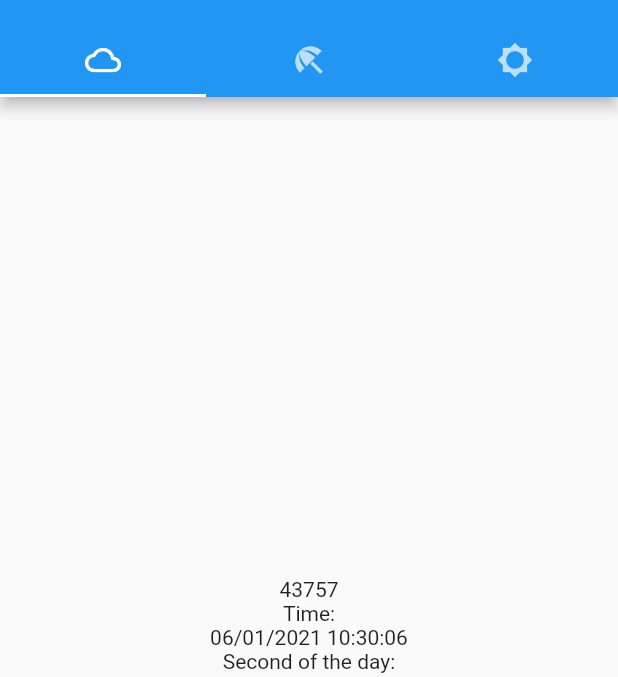
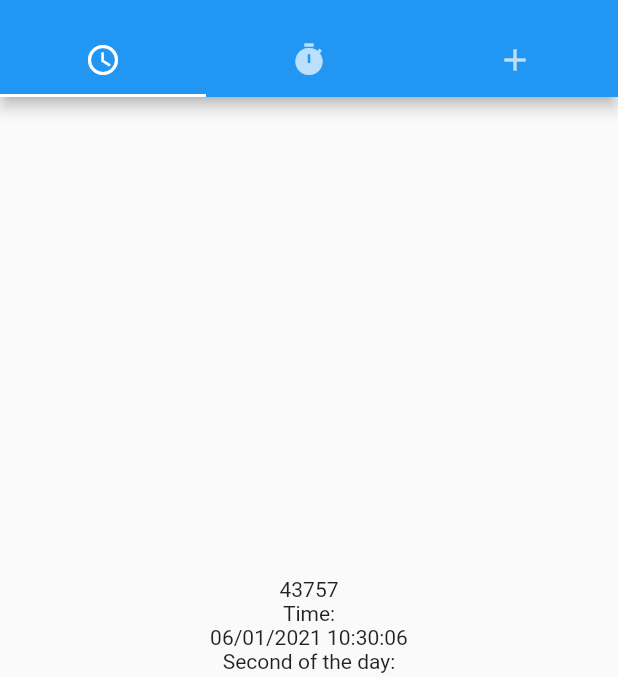
Before and after one commit to fuhur1/super_clock, a Flutter app: the screen it shows after launch, on a phone screen of 412 x 824 dp, the part 59-736 px from its top. Run offline on Flutter 3.47's test engine with Material 2 defaults, Android fonts, the phone set to English and light mode, and no system bars.

```diff
--- a/lib/main.dart
+++ b/lib/main.dart
@@ -91,13 +91,13 @@ class _MyHomePageState extends State<MyHomePage> with TickerProviderStateMixin {
           controller: _tabController,
           tabs: <Widget>[
             Tab(
-              icon: Icon(Icons.cloud_outlined),
+              icon: Icon(Icons.watch_later_outlined),
             ),
             Tab(
-              icon: Icon(Icons.beach_access_sharp),
+              icon: Icon(Icons.timer),
             ),
             Tab(
-              icon: Icon(Icons.brightness_5_sharp),
+              icon: Icon(Icons.add),
             ),
           ],
         ),
```
